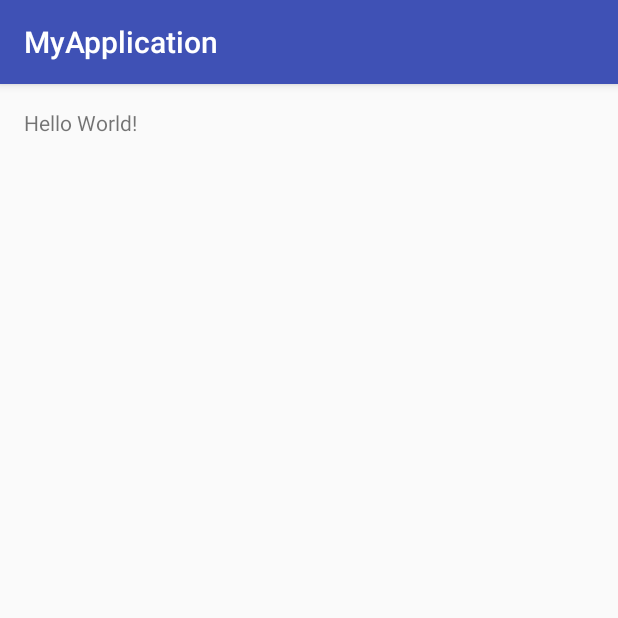
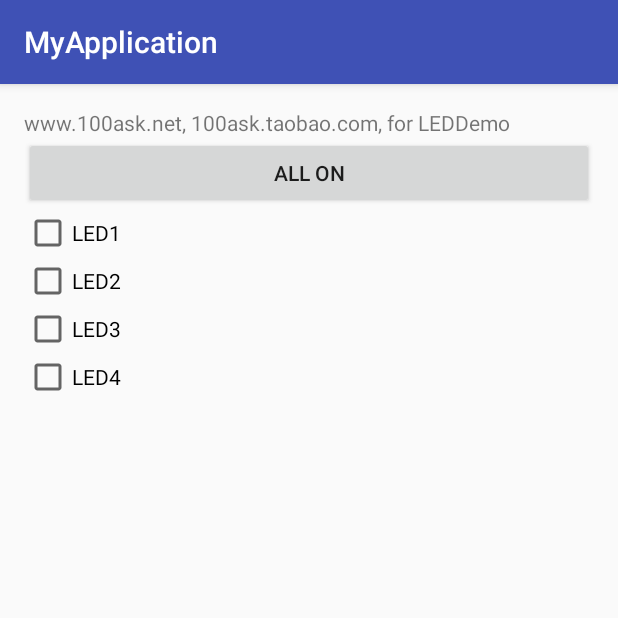
Before and after one commit to luckycheng2017/Android_Studay, an Android app: the screen it shows after launch (MainActivity), on a phone screen of 412 x 824 dp, the top half of it. Run offline under Robolectric (Android 15) with nearby library versions, the phone set to English and light mode, and no system bars.

```diff
--- a/MyApplication/app/src/main/res/layout/activity_main.xml
+++ b/MyApplication/app/src/main/res/layout/activity_main.xml
@@ -1,17 +1,51 @@
 <?xml version="1.0" encoding="utf-8"?>
-<RelativeLayout xmlns:android="http://schemas.android.com/apk/res/android"
+<LinearLayout xmlns:android="http://schemas.android.com/apk/res/android"
     xmlns:tools="http://schemas.android.com/tools"
-    android:id="@+id/activity_main"
     android:layout_width="match_parent"
     android:layout_height="match_parent"
-    android:paddingBottom="@dimen/activity_vertical_margin"
     android:paddingLeft="@dimen/activity_horizontal_margin"
     android:paddingRight="@dimen/activity_horizontal_margin"
     android:paddingTop="@dimen/activity_vertical_margin"
-    tools:context="com.example.wang.myapplication.MainActivity">
+    android:paddingBottom="@dimen/activity_vertical_margin"
+    tools:context=".MainActivity"
+    android:orientation="vertical" >
 
-    <TextView
+    <TextView android:text="www.100ask.net, 100ask.taobao.com, for LEDDemo"
         android:layout_width="wrap_content"
+        android:layout_height="wrap_content" />
+
+    <Button
+        android:id="@+id/BUTTON"
+        android:layout_width="fill_parent"
         android:layout_height="wrap_content"
-        android:text="Hello World!" />
-</RelativeLayout>
+        android:text="ALL ON" />
+
+    <CheckBox
+        android:id="@+id/LED1"
+        android:layout_width="fill_parent"
+        android:layout_height="wrap_content"
+        android:text="LED1"
+        android:onClick="onCheckboxClicked" />
+
+    <CheckBox
+        android:id="@+id/LED2"
+        android:layout_width="fill_parent"
+        android:layout_height="wrap_content"
+        android:text="LED2"
+        android:onClick="onCheckboxClicked" />
+
+    <CheckBox
+        android:id="@+id/LED3"
+        android:layout_width="fill_parent"
+        android:layout_height="wrap_content"
+        android:text="LED3"
+        android:onClick="onCheckboxClicked" />
+
+    <CheckBox
+        android:id="@+id/LED4"
+        android:layout_width="fill_parent"
+        android:layout_height="wrap_content"
+        android:text="LED4"
+        android:onClick="onCheckboxClicked" />
+
+</LinearLayout>
```
Also changed, not shown: MyApplication/app/src/main/java/com/example/wang/myapplication/MainActivity.java (+93 -0 lines).
